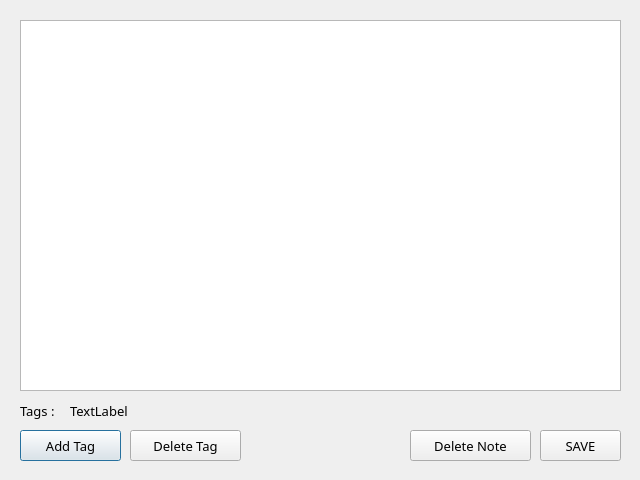
knu-2-tochanenko/OOP, file Note-App/notedialog.ui: the form before one commit.
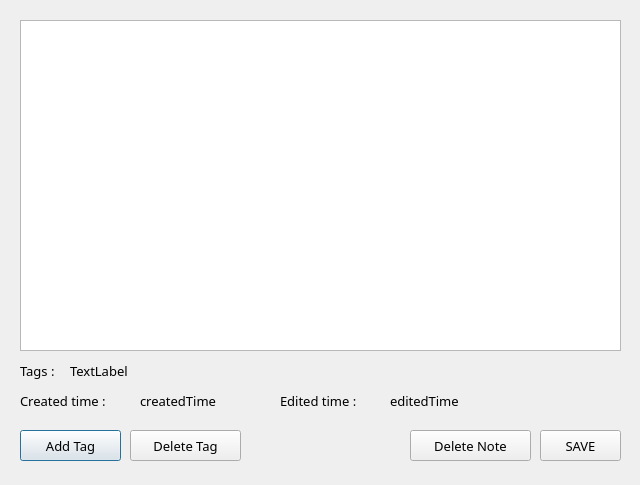
The form after the commit.

What changed in the file:
```diff
--- a/Note-App/notedialog.ui
+++ b/Note-App/notedialog.ui
@@ -7,7 +7,7 @@
     <x>0</x>
     <y>0</y>
     <width>640</width>
-    <height>480</height>
+    <height>485</height>
    </rect>
   </property>
   <property name="windowTitle">
@@ -19,7 +19,7 @@
      <x>20</x>
      <y>20</y>
      <width>601</width>
-     <height>371</height>
+     <height>331</height>
     </rect>
    </property>
    <property name="font">
@@ -33,7 +33,7 @@
    <property name="geometry">
     <rect>
      <x>70</x>
-     <y>400</y>
+     <y>360</y>
      <width>551</width>
      <height>21</height>
     </rect>
@@ -52,8 +52,8 @@
    <property name="geometry">
     <rect>
      <x>20</x>
-     <y>400</y>
-     <width>101</width>
+     <y>360</y>
+     <width>41</width>
      <height>21</height>
     </rect>
    </property>
@@ -155,6 +155,82 @@
     <string>Ctrl+S</string>
    </property>
   </widget>
+  <widget class="QLabel" name="tags_2">
+   <property name="geometry">
+    <rect>
+     <x>20</x>
+     <y>390</y>
+     <width>101</width>
+     <height>21</height>
+    </rect>
+   </property>
+   <property name="font">
+    <font>
+     <family>Century Gothic</family>
+     <pointsize>10</pointsize>
+    </font>
+   </property>
+   <property name="text">
+    <string>Created time :</string>
+   </property>
+  </widget>
+  <widget class="QLabel" name="label_createdTime">
+   <property name="geometry">
+    <rect>
+     <x>140</x>
+     <y>390</y>
+     <width>131</width>
+     <height>21</height>
+    </rect>
+   </property>
+   <property name="font">
+    <font>
+     <family>Century Gothic</family>
+     <pointsize>10</pointsize>
+    </font>
+   </property>
+   <property name="text">
+    <string>createdTime</string>
+   </property>
+  </widget>
+  <widget class="QLabel" name="tags_4">
+   <property name="geometry">
+    <rect>
+     <x>280</x>
+     <y>390</y>
+     <width>101</width>
+     <height>21</height>
+    </rect>
+   </property>
+   <property name="font">
+    <font>
+     <family>Century Gothic</family>
+     <pointsize>10</pointsize>
+    </font>
+   </property>
+   <property name="text">
+    <string>Edited time :</string>
+   </property>
+  </widget>
+  <widget class="QLabel" name="label_editedTime">
+   <property name="geometry">
+    <rect>
+     <x>390</x>
+     <y>390</y>
+     <width>231</width>
+     <height>21</height>
+    </rect>
+   </property>
+   <property name="font">
+    <font>
+     <family>Century Gothic</family>
+     <pointsize>10</pointsize>
+    </font>
+   </property>
+   <property name="text">
+    <string>editedTime</string>
+   </property>
+  </widget>
  </widget>
  <resources/>
  <connections/>
```
